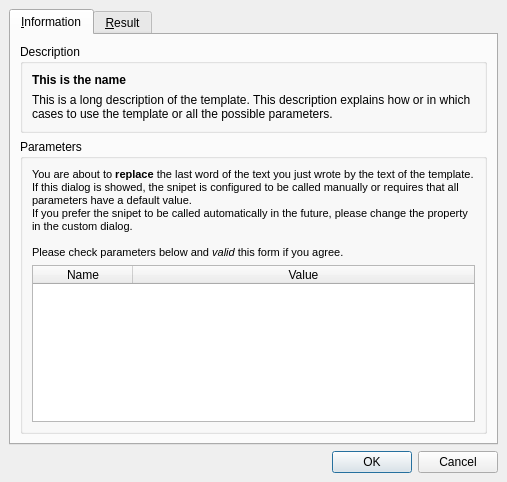
Qt form framework/snipets/callsnipetdlg.ui (phoenix741/xinx) before a commit.
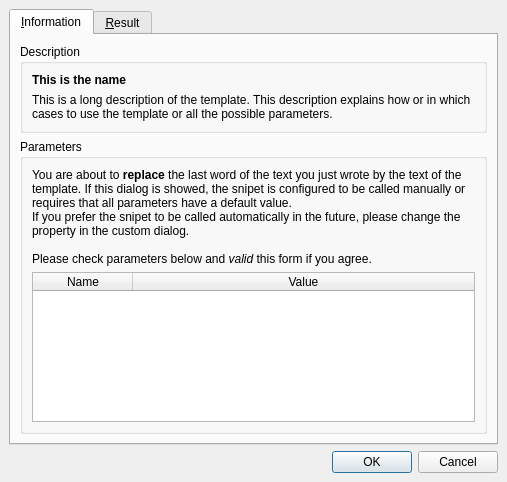
The same form after that commit.

What changed in the file:
```diff
--- a/framework/snipets/callsnipetdlg.ui
+++ b/framework/snipets/callsnipetdlg.ui
@@ -77,14 +77,10 @@
              </sizepolicy>
             </property>
             <property name="text">
-             <string>&lt;!DOCTYPE HTML PUBLIC &quot;-//W3C//DTD HTML 4.0//EN&quot; &quot;http://www.w3.org/TR/REC-html40/strict.dtd&quot;&gt;
-&lt;html&gt;&lt;head&gt;&lt;meta name=&quot;qrichtext&quot; content=&quot;1&quot; /&gt;&lt;style type=&quot;text/css&quot;&gt;
-p, li { white-space: pre-wrap; }
-&lt;/style&gt;&lt;/head&gt;&lt;body style=&quot; font-family:'MS Shell Dlg 2'; font-size:8.25pt; font-weight:400; font-style:normal;&quot;&gt;
-&lt;p style=&quot; margin-top:0px; margin-bottom:0px; margin-left:0px; margin-right:0px; -qt-block-indent:0; text-indent:0px;&quot;&gt;&lt;span style=&quot; font-size:8pt;&quot;&gt;You are about to &lt;/span&gt;&lt;span style=&quot; font-size:8pt; font-weight:600;&quot;&gt;replace&lt;/span&gt;&lt;span style=&quot; font-size:8pt;&quot;&gt; the last word of the text you just wrote by the text of the template. If this dialog is showed, the snipet is configured to be called manually or requires that all parameters have a default value.&lt;/span&gt;&lt;/p&gt;
-&lt;p style=&quot; margin-top:0px; margin-bottom:0px; margin-left:0px; margin-right:0px; -qt-block-indent:0; text-indent:0px;&quot;&gt;&lt;span style=&quot; font-size:8pt;&quot;&gt;If you prefer the snipet to be called automatically in the future, please change the property in the custom dialog.&lt;/span&gt;&lt;/p&gt;
-&lt;p style=&quot;-qt-paragraph-type:empty; margin-top:0px; margin-bottom:0px; margin-left:0px; margin-right:0px; -qt-block-indent:0; text-indent:0px; font-size:8pt;&quot;&gt;&lt;/p&gt;
-&lt;p style=&quot; margin-top:0px; margin-bottom:0px; margin-left:0px; margin-right:0px; -qt-block-indent:0; text-indent:0px;&quot;&gt;&lt;span style=&quot; font-size:8pt;&quot;&gt;Please check parameters below and &lt;/span&gt;&lt;span style=&quot; font-size:8pt; font-style:italic;&quot;&gt;valid&lt;/span&gt;&lt;span style=&quot; font-size:8pt;&quot;&gt; this form if you agree.&lt;/span&gt;&lt;/p&gt;&lt;/body&gt;&lt;/html&gt;</string>
+             <string>You are about to &lt;b&gt;replace&lt;/b&gt; the last word of the text you just wrote by the text of the template. If this dialog is showed, the snipet is configured to be called manually or requires that all parameters have a default value.&lt;br/&gt;
+If you prefer the snipet to be called automatically in the future, please change the property in the custom dialog.&lt;br/&gt;
+&lt;br/&gt;
+Please check parameters below and &lt;i&gt;valid&lt;/i&gt; this form if you agree.</string>
             </property>
             <property name="wordWrap">
              <bool>true</bool>
```
Left out of the diff: 6 changed lines with no effect on the pictures.
